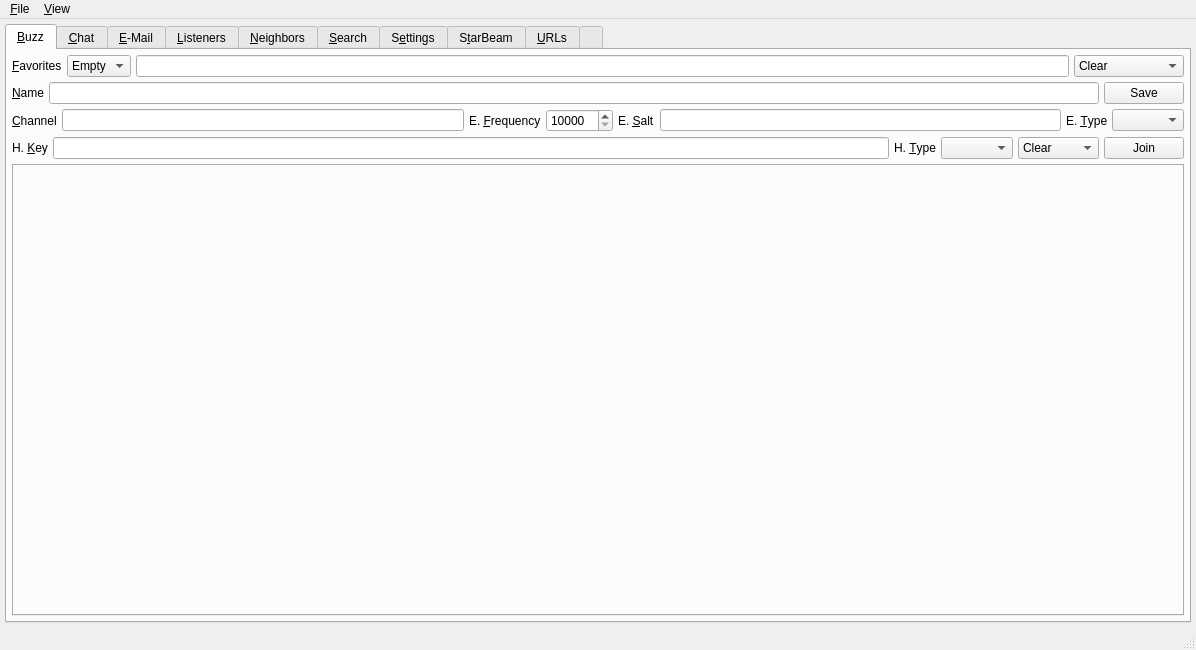
Qt form UI/controlcenter.ui (xloem/spot-on-svn) before a commit.
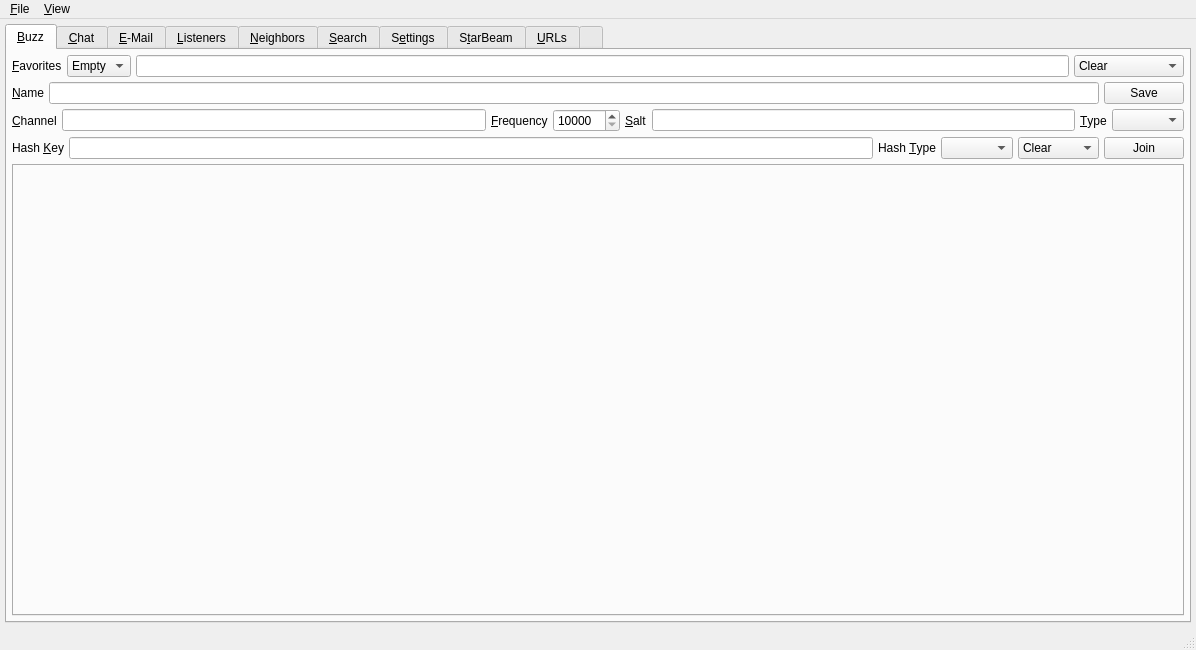
The same form after that commit. Icons and pictures are not drawn. Custom widgets are drawn as their Qt base class.

Patch:
```diff
--- a/UI/controlcenter.ui
+++ b/UI/controlcenter.ui
@@ -178,7 +178,7 @@
           <item>
            <widget class="QLabel" name="label_44">
             <property name="text">
-             <string>E. &amp;Frequency</string>
+             <string>&amp;Frequency</string>
             </property>
             <property name="buddy">
              <cstring>buzzIterationCount</cstring>
@@ -198,7 +198,7 @@
           <item>
            <widget class="QLabel" name="label_37">
             <property name="text">
-             <string>E. &amp;Salt</string>
+             <string>&amp;Salt</string>
             </property>
             <property name="buddy">
              <cstring>channelSalt</cstring>
@@ -211,7 +211,7 @@
           <item>
            <widget class="QLabel" name="label_36">
             <property name="text">
-             <string>E. &amp;Type</string>
+             <string>&amp;Type</string>
             </property>
             <property name="buddy">
              <cstring>channelType</cstring>
@@ -235,7 +235,7 @@
           <item>
            <widget class="QLabel" name="label_61">
             <property name="text">
-             <string>H. &amp;Key</string>
+             <string>Hash &amp;Key</string>
             </property>
             <property name="buddy">
              <cstring>buzzHashKey</cstring>
@@ -248,7 +248,7 @@
           <item>
            <widget class="QLabel" name="label_62">
             <property name="text">
-             <string>H. &amp;Type</string>
+             <string>Hash &amp;Type</string>
             </property>
             <property name="buddy">
              <cstring>buzzHashType</cstring>
```
Left out of the diff: 22 changed lines with no effect on the pictures.
